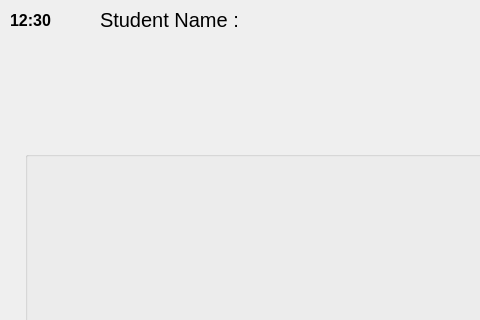
Above: student.ui from dkithmal/BinduProjectStudent before the change; both pictures show x 0 to 480 and y 0 to 320 of the 1201 by 644 pixel window. Below: the same form after it.
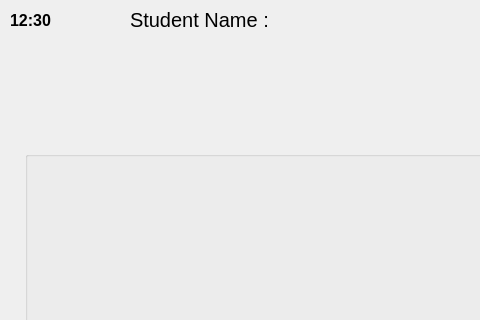
That is the form after the change.

```diff
--- a/student.ui
+++ b/student.ui
@@ -139,13 +139,13 @@
           <widget class="QLabel" name="lClock">
            <property name="minimumSize">
             <size>
-             <width>50</width>
+             <width>80</width>
              <height>40</height>
             </size>
            </property>
            <property name="maximumSize">
             <size>
-             <width>50</width>
+             <width>80</width>
              <height>40</height>
             </size>
            </property>
```
